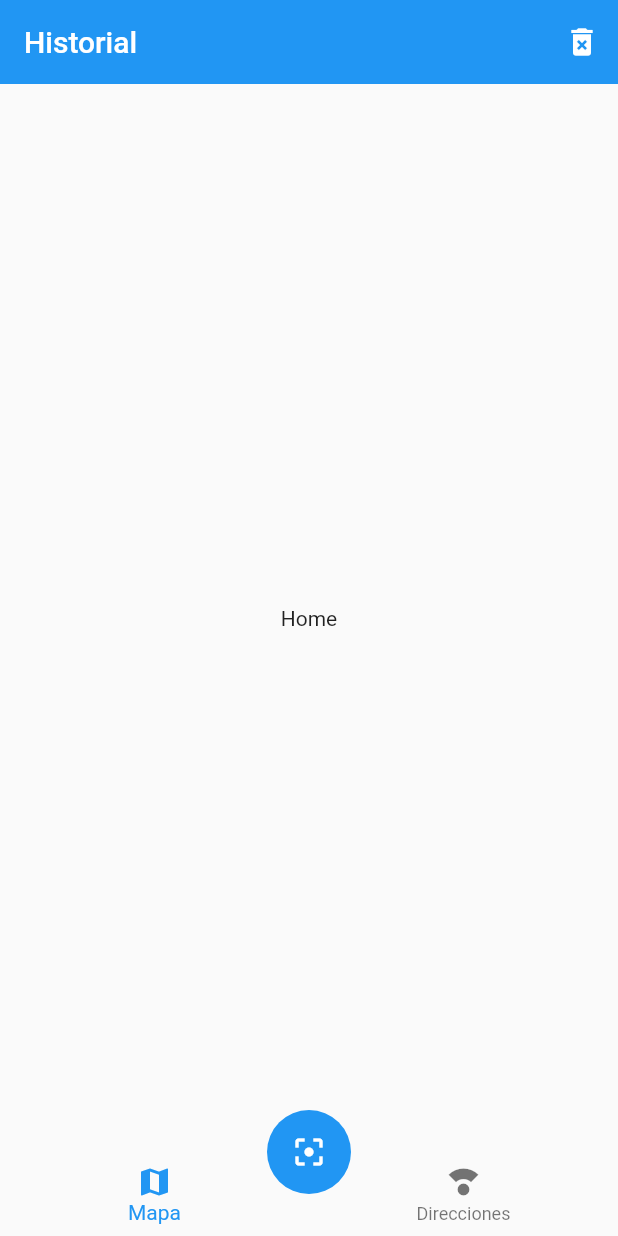
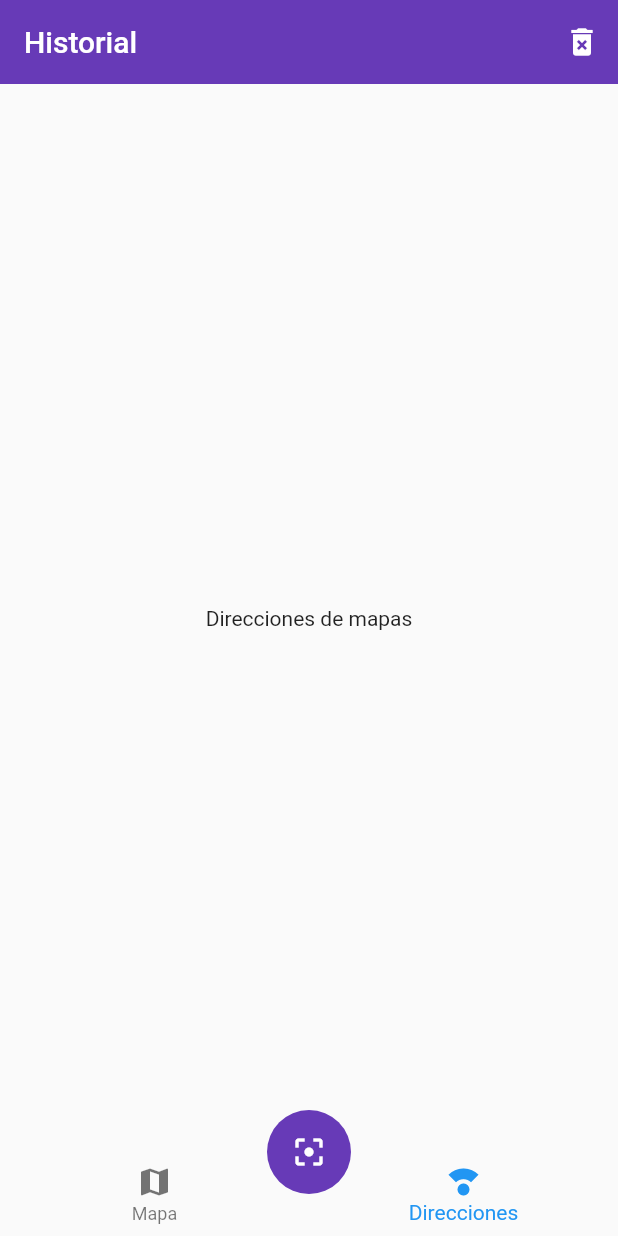
Before and after one commit to Marcos-Kuyoc-FullStack/fl-qr-reader, a Flutter app: the screen it shows after launch, on a phone screen of 412 x 824 dp. Run offline on Flutter 3.47's test engine with Material 2 defaults, Android fonts, the phone set to English and light mode, and no system bars.

Commit message:
feat: se instala la libreria de provider, se carga el proveedor en el main y se accede a las propiedades en el home y el navigation

```diff
--- a/lib/main.dart
+++ b/lib/main.dart
@@ -1,6 +1,9 @@
 import 'package:flutter/material.dart';
+import 'package:provider/provider.dart';
+import 'package:qr_reader/providers/ui_providers.dart';
 
 import 'screens/screens.dart';
+import 'themes/app_theme.dart';
 
 void main() => runApp(const MyApp());
 
@@ -9,7 +12,10 @@ class MyApp extends StatelessWidget {
 
   @override
   Widget build(BuildContext context) {
-    return MaterialApp(
+    // Se crea una instacia de nuestro proveedor para poder tener acceso a las variables globales
+    return MultiProvider(
+      providers: [ChangeNotifierProvider(create: (_) => UiProvider())],
+      child: MaterialApp(
         debugShowCheckedModeBanner: false,
         title: 'QR Reader',
         initialRoute: 'home',
@@ -17,6 +23,8 @@ class MyApp extends StatelessWidget {
           'home': (_) => const HomeScreen(),
           'mapa': (_) => const MapaScreen(),
         },
+        theme: AppTheme.lightTheme,
+      ),
     );
   }
 }
--- /dev/null
+++ b/lib/providers/ui_providers.dart
@@ -0,0 +1,16 @@
+// ignore_for_file: unnecessary_getters_setters
+
+import 'package:flutter/material.dart';
+
+class UiProvider extends ChangeNotifier {
+  int _selectedMenuOption = 1;
+
+  int get selectedMenuOption {
+    return _selectedMenuOption;
+  }
+
+  set selectedMenuOption(int i) {
+    _selectedMenuOption = i;
+    notifyListeners();
+  }
+}
--- /dev/null
+++ b/lib/screens/direcciones.dart
@@ -0,0 +1,12 @@
+import 'package:flutter/material.dart';
+
+class DireccionesScreen extends StatelessWidget {
+  const DireccionesScreen({super.key});
+
+  @override
+  Widget build(BuildContext context) {
+    return const Center(
+      child: Text('Direcciones de mapas'),
+    );
+  }
+}
--- a/lib/screens/home.dart
+++ b/lib/screens/home.dart
@@ -1,6 +1,11 @@
 import 'package:flutter/material.dart';
+import 'package:provider/provider.dart';
+import 'package:qr_reader/providers/ui_providers.dart';
+import 'package:qr_reader/screens/direcciones.dart';
+import 'package:qr_reader/screens/mapa.dart';
 
 import '../widgets/widgets.dart';
+import 'mapas.dart';
 
 class HomeScreen extends StatelessWidget {
   const HomeScreen({super.key});
@@ -18,12 +23,32 @@ class HomeScreen extends StatelessWidget {
           )
         ],
       ),
-      body: const Center(
-        child: Text('Home'),
-      ),
+      body: const _HomeBody(),
       bottomNavigationBar: const CustomNavigationBar(),
       floatingActionButton: const ScanButtom(),
       floatingActionButtonLocation: FloatingActionButtonLocation.centerDocked,
     );
   }
 }
+
+class _HomeBody extends StatelessWidget {
+  const _HomeBody();
+
+  @override
+  Widget build(BuildContext context) {
+    // obtener el selected del menu de opciones
+    final uiProvider = Provider.of<UiProvider>(context);
+
+    // Cambiar para mostrar la pantalla correspondiente
+    final currenIndex = uiProvider.selectedMenuOption;
+
+    switch (currenIndex) {
+      case 0:
+        return const MapaScreen();
+      case 1:
+        return const DireccionesScreen();
+      default:
+        return const MapasScreen();
+    }
+  }
+}
--- /dev/null
+++ b/lib/screens/mapas.dart
@@ -0,0 +1,12 @@
+import 'package:flutter/material.dart';
+
+class MapasScreen extends StatelessWidget {
+  const MapasScreen({super.key});
+
+  @override
+  Widget build(BuildContext context) {
+    return const Center(
+      child: Text('Historial de mapas'),
+    );
+  }
+}
--- /dev/null
+++ b/lib/themes/app_theme.dart
@@ -0,0 +1,40 @@
+import 'package:flutter/material.dart';
+
+class AppTheme {
+  static const Color primary = Colors.deepPurple;
+
+  static final ThemeData lightTheme = ThemeData.light().copyWith(
+    // Color primario
+    primaryColor: primary,
+
+    // AppBar Them
+    appBarTheme: const AppBarTheme(
+      color: primary,
+      elevation: 0,
+    ),
+
+    // TextButtomTheme
+    textButtonTheme: TextButtonThemeData(
+      style: TextButton.styleFrom(
+        foregroundColor: primary,
+      ),
+    ),
+
+    // FloatingActionButton
+    floatingActionButtonTheme: const FloatingActionButtonThemeData(
+      backgroundColor: primary,
+      elevation: 5,
+    ),
+
+    // ElevationButtom
+    elevatedButtonTheme: ElevatedButtonThemeData(
+      style: ElevatedButton.styleFrom(
+        backgroundColor: primary,
+        shape: const StadiumBorder(),
+        elevation: 0,
+      ),
+    ),
+
+    // otra cosa
+  );
+}
--- /dev/null
+++ b/lib/widgets/custom_app_bar.dart
@@ -0,0 +1,19 @@
+import 'package:flutter/material.dart';
+
+class CustomAppBar extends StatelessWidget {
+  const CustomAppBar({super.key});
+
+  @override
+  Widget build(BuildContext context) {
+    return AppBar(
+      title: const Text('Historial'),
+      elevation: 0,
+      actions: [
+        IconButton(
+          onPressed: () {},
+          icon: const Icon(Icons.delete_forever),
+        )
+      ],
+    );
+  }
+}
--- a/lib/widgets/custom_navigation_bar.dart
+++ b/lib/widgets/custom_navigation_bar.dart
@@ -1,11 +1,21 @@
 import 'package:flutter/material.dart';
+import 'package:provider/provider.dart';
+
+import '../providers/ui_providers.dart';
 
 class CustomNavigationBar extends StatelessWidget {
   const CustomNavigationBar({super.key});
 
   @override
   Widget build(BuildContext context) {
+    // obtener el selected del menu de opciones
+    final uiProvider = Provider.of<UiProvider>(context);
+
+    final currentIndex = uiProvider.selectedMenuOption;
+
     return BottomNavigationBar(
+      onTap: ((int i) => uiProvider.selectedMenuOption = i),
+      currentIndex: currentIndex,
       elevation: 0,
       items: const <BottomNavigationBarItem>[
         BottomNavigationBarItem(
--- a/lib/widgets/widgets.dart
+++ b/lib/widgets/widgets.dart
@@ -1,2 +1,3 @@
 export 'package:qr_reader/widgets/custom_navigation_bar.dart';
 export 'package:qr_reader/widgets/scan_buttom.dart';
+export 'package:qr_reader/widgets/custom_app_bar.dart';
--- a/pubspec.yaml
+++ b/pubspec.yaml
@@ -36,6 +36,7 @@ dependencies:
   # The following adds the Cupertino Icons font to your application.
   # Use with the CupertinoIcons class for iOS style icons.
   cupertino_icons: ^1.0.2
+  provider: ^6.0.4
 
 dev_dependencies:
   flutter_test:
```
Also changed, not shown: pubspec.lock. Lines whose indentation alone changed are shown as unchanged.
